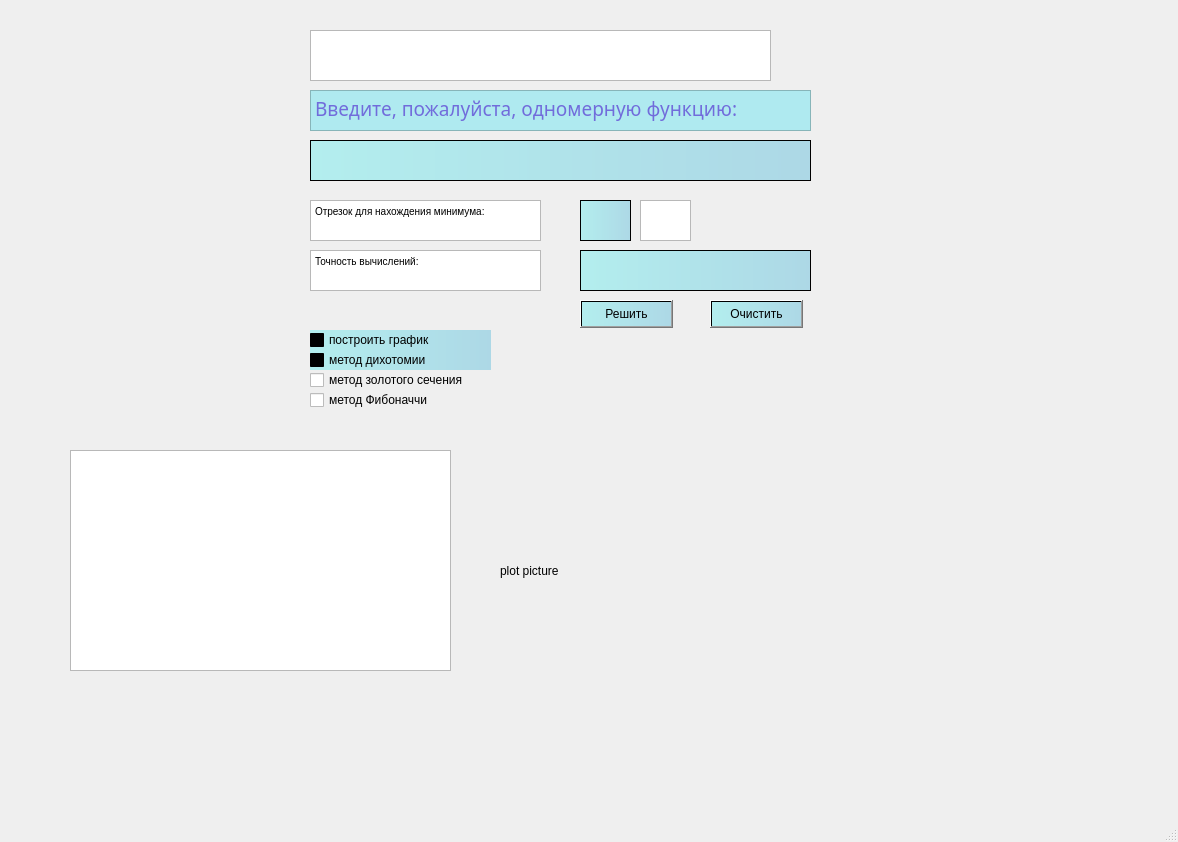
Above: UI/MyApplication.ui from Brightest-Sunshine/GUI_Application before the change. Below: the same form after it.
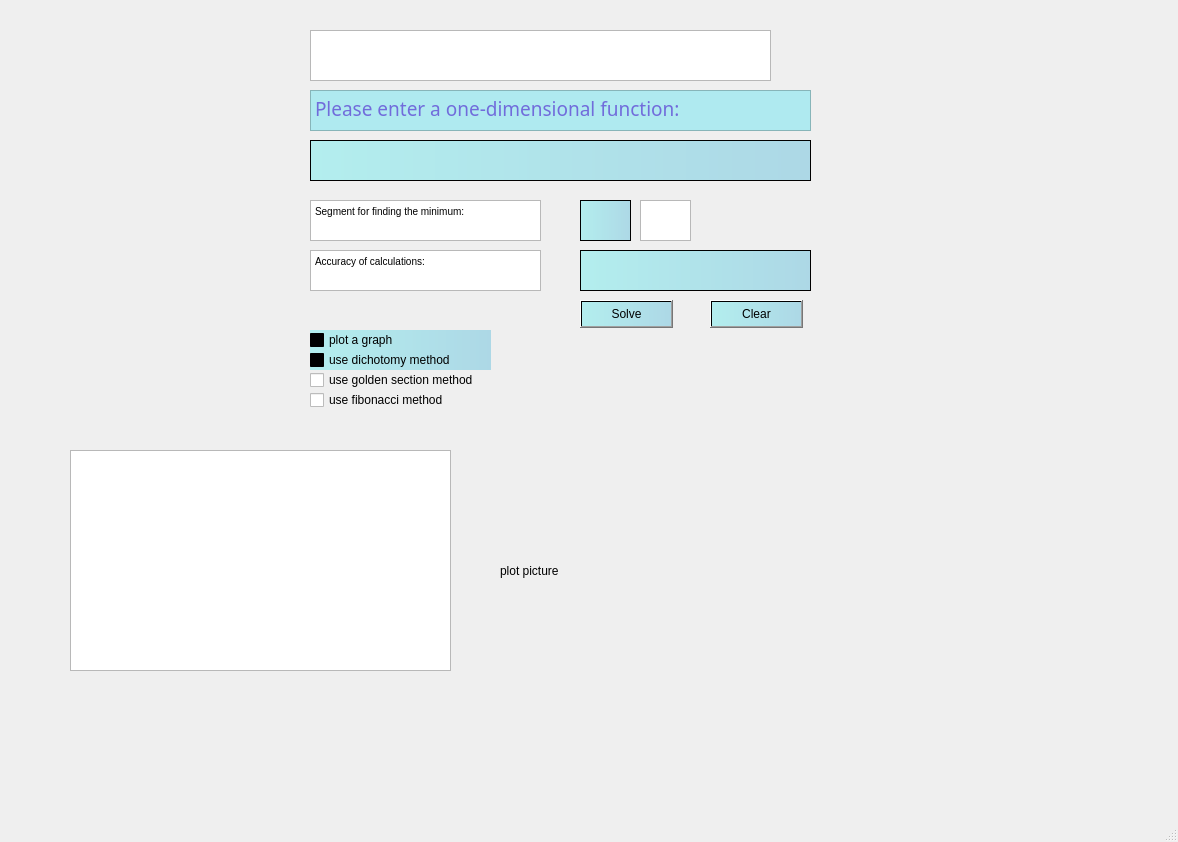
That is the form after the change. Icons and pictures are not drawn.

Patch:
```diff
--- a/UI/MyApplication.ui
+++ b/UI/MyApplication.ui
@@ -67,7 +67,7 @@
 &lt;html&gt;&lt;head&gt;&lt;meta name=&quot;qrichtext&quot; content=&quot;1&quot; /&gt;&lt;style type=&quot;text/css&quot;&gt;
 p, li { white-space: pre-wrap; }
 &lt;/style&gt;&lt;/head&gt;&lt;body style=&quot; font-family:'Perpetua'; font-size:8.25pt; font-weight:400; font-style:normal;&quot;&gt;
-&lt;p style=&quot; margin-top:0px; margin-bottom:0px; margin-left:0px; margin-right:0px; -qt-block-indent:0; text-indent:0px;&quot;&gt;&lt;span style=&quot; font-family:'MS Shell Dlg 2'; font-size:14pt;&quot;&gt;Введите, пожалуйста, одномерную функцию:&lt;/span&gt;&lt;/p&gt;&lt;/body&gt;&lt;/html&gt;</string>
+&lt;p style=&quot; margin-top:0px; margin-bottom:0px; margin-left:0px; margin-right:0px; -qt-block-indent:0; text-indent:0px;&quot;&gt;&lt;span style=&quot; font-family:'MS Shell Dlg 2'; font-size:14pt;&quot;&gt;Please enter a one-dimensional function:&lt;/span&gt;&lt;/p&gt;&lt;/body&gt;&lt;/html&gt;</string>
     </property>
    </widget>
    <widget class="QPushButton" name="pushButton">
@@ -83,7 +83,7 @@
      <string notr="true">background-color: qlineargradient(spread:pad, x1:0, y1:0, x2:1, y2:0, stop:0 rgba(179,238,238, 255), stop:1 rgba(173,216,230, 255));</string>
     </property>
     <property name="text">
-     <string>Решить</string>
+     <string>Solve</string>
     </property>
    </widget>
    <widget class="QPushButton" name="pushButton_2">
@@ -99,7 +99,7 @@
      <string notr="true">background-color: qlineargradient(spread:pad, x1:0, y1:0, x2:1, y2:0, stop:0 rgba(179,238,238, 255), stop:1 rgba(173,216,230, 255));</string>
     </property>
     <property name="text">
-     <string>Очистить</string>
+     <string>Clear</string>
     </property>
    </widget>
    <widget class="QCheckBox" name="checkBox">
@@ -115,7 +115,7 @@
      <string notr="true">background-color: qlineargradient(spread:pad, x1:0, y1:0, x2:1, y2:0, stop:0 rgba(179,238,238, 255), stop:1 rgba(173,216,230, 255));</string>
     </property>
     <property name="text">
-     <string>построить график</string>
+     <string>plot a graph</string>
     </property>
    </widget>
    <widget class="QCheckBox" name="checkBox_2">
@@ -131,7 +131,7 @@
      <string notr="true">background-color: qlineargradient(spread:pad, x1:0, y1:0, x2:1, y2:0, stop:0 rgba(179,238,238, 255), stop:1 rgba(173,216,230, 255));</string>
     </property>
     <property name="text">
-     <string>метод дихотомии</string>
+     <string>use dichotomy method</string>
     </property>
    </widget>
    <widget class="QCheckBox" name="checkBox_3">
@@ -144,7 +144,7 @@
      </rect>
     </property>
     <property name="text">
-     <string>метод золотого сечения</string>
+     <string>use golden section method</string>
     </property>
    </widget>
    <widget class="QCheckBox" name="checkBox_4">
@@ -157,7 +157,7 @@
      </rect>
     </property>
     <property name="text">
-     <string>метод Фибоначчи</string>
+     <string>use fibonacci method</string>
     </property>
    </widget>
    <widget class="QTextBrowser" name="textBrowser_2">
@@ -180,7 +180,7 @@
 &lt;html&gt;&lt;head&gt;&lt;meta name=&quot;qrichtext&quot; content=&quot;1&quot; /&gt;&lt;style type=&quot;text/css&quot;&gt;
 p, li { white-space: pre-wrap; }
 &lt;/style&gt;&lt;/head&gt;&lt;body style=&quot; font-family:'MS Shell Dlg 2'; font-size:8.25pt; font-weight:400; font-style:normal;&quot;&gt;
-&lt;p style=&quot; margin-top:0px; margin-bottom:0px; margin-left:0px; margin-right:0px; -qt-block-indent:0; text-indent:0px;&quot;&gt;&lt;span style=&quot; font-size:7.8pt;&quot;&gt;Отрезок для нахождения минимума:&lt;/span&gt;&lt;/p&gt;&lt;/body&gt;&lt;/html&gt;</string>
+&lt;p style=&quot; margin-top:0px; margin-bottom:0px; margin-left:0px; margin-right:0px; -qt-block-indent:0; text-indent:0px;&quot;&gt;&lt;span style=&quot; font-size:7.8pt;&quot;&gt;Segment for finding the minimum:&lt;/span&gt;&lt;/p&gt;&lt;/body&gt;&lt;/html&gt;</string>
     </property>
    </widget>
    <widget class="QTextEdit" name="textEdit_2">
@@ -220,7 +220,7 @@
 &lt;html&gt;&lt;head&gt;&lt;meta name=&quot;qrichtext&quot; content=&quot;1&quot; /&gt;&lt;style type=&quot;text/css&quot;&gt;
 p, li { white-space: pre-wrap; }
 &lt;/style&gt;&lt;/head&gt;&lt;body style=&quot; font-family:'MS Shell Dlg 2'; font-size:8.25pt; font-weight:400; font-style:normal;&quot;&gt;
-&lt;p style=&quot; margin-top:0px; margin-bottom:0px; margin-left:0px; margin-right:0px; -qt-block-indent:0; text-indent:0px;&quot;&gt;&lt;span style=&quot; font-size:7.8pt;&quot;&gt;Точность вычислений:&lt;/span&gt;&lt;/p&gt;&lt;/body&gt;&lt;/html&gt;</string>
+&lt;p style=&quot; margin-top:0px; margin-bottom:0px; margin-left:0px; margin-right:0px; -qt-block-indent:0; text-indent:0px;&quot;&gt;&lt;span style=&quot; font-size:7.8pt;&quot;&gt;Accuracy of calculations:&lt;/span&gt;&lt;/p&gt;&lt;/body&gt;&lt;/html&gt;</string>
     </property>
    </widget>
    <widget class="QTextEdit" name="textEdit_3">
```
